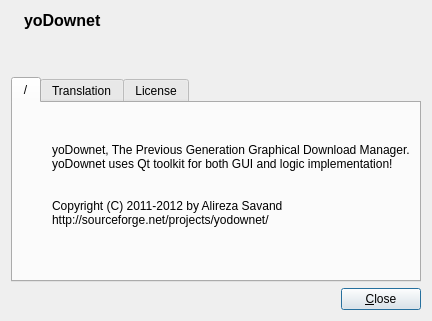
First picture: the form in ui/dialog/aboutdialog.ui, repository Alir3z4/yoDownet, before the edit.
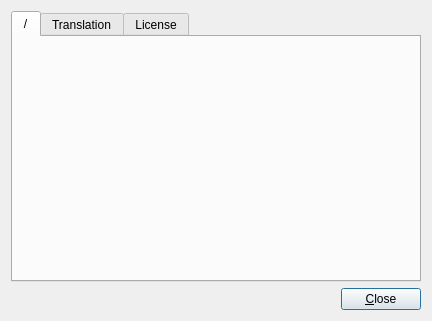
Second picture: the form after the edit. Icons and pictures are not drawn.

Commit message:
that dummy yoDownet icon, version..,
Removed from the top of the about dialog
And also description stuff removed from the ui to source file.

Patch:
```diff
--- a/ui/dialog/aboutdialog.ui
+++ b/ui/dialog/aboutdialog.ui
@@ -18,77 +18,7 @@
     <normaloff>:/icons/images/yoDownet_64.svg</normaloff>:/icons/images/yoDownet_64.svg</iconset>
   </property>
   <layout class="QGridLayout" name="AboutDialogGridLayout">
-   <item row="0" column="0">
-    <layout class="QHBoxLayout" name="horizontalLayout">
-     <item>
-      <widget class="QLabel" name="pixmapLabel">
-       <property name="text">
-        <string/>
-       </property>
-       <property name="pixmap">
-        <pixmap resource="../resource/icons.qrc">:/icons/images/yoDownet_64.svg</pixmap>
-       </property>
-      </widget>
-     </item>
-     <item>
-      <layout class="QVBoxLayout" name="verticalLayout">
-       <item>
-        <widget class="QLabel" name="titleLabel">
-         <property name="font">
-          <font>
-           <pointsize>12</pointsize>
-           <weight>75</weight>
-           <italic>false</italic>
-           <bold>true</bold>
-           <strikeout>false</strikeout>
-           <stylestrategy>PreferDefault</stylestrategy>
-           <kerning>true</kerning>
-          </font>
-         </property>
-         <property name="text">
-          <string>yoDownet</string>
-         </property>
-        </widget>
-       </item>
-       <item>
-        <widget class="QLabel" name="versionLabel">
-         <property name="font">
-          <font>
-           <pointsize>10</pointsize>
-           <weight>75</weight>
-           <bold>true</bold>
-          </font>
-         </property>
-         <property name="text">
-          <string/>
-         </property>
-        </widget>
-       </item>
-       <item>
-        <widget class="QLabel" name="qtVersionLabel">
-         <property name="text">
-          <string/>
-         </property>
-        </widget>
-       </item>
-      </layout>
-     </item>
-    </layout>
-   </item>
-   <item row="0" column="1">
-    <spacer name="headerHpacer">
-     <property name="orientation">
-      <enum>Qt::Horizontal</enum>
-     </property>
-     <property name="sizeHint" stdset="0">
-      <size>
-       <width>411</width>
-       <height>20</height>
-      </size>
-     </property>
-    </spacer>
-   </item>
-   <item row="1" column="0" colspan="2">
+   <item row="0" column="0" colspan="2">
     <widget class="QTabWidget" name="tabWidget">
      <property name="tabPosition">
       <enum>QTabWidget::North</enum>
@@ -117,19 +47,16 @@
        <item row="0" column="1">
         <widget class="QLabel" name="label">
          <property name="text">
-          <string>yoDownet, The Previous Generation Graphical Download Manager.
-yoDownet uses Qt toolkit for both GUI and logic implementation!
-
-
-Copyright (C) 2011-2012 by Alireza Savand
-http://sourceforge.net/projects/yodownet/
-</string>
+          <string/>
          </property>
          <property name="textFormat">
-          <enum>Qt::PlainText</enum>
+          <enum>Qt::RichText</enum>
          </property>
          <property name="scaledContents">
-          <bool>false</bool>
+          <bool>true</bool>
+         </property>
+         <property name="alignment">
+          <set>Qt::AlignLeading|Qt::AlignLeft|Qt::AlignVCenter</set>
          </property>
          <property name="wordWrap">
           <bool>true</bool>
@@ -139,6 +66,19 @@
          </property>
         </widget>
        </item>
+       <item row="0" column="0">
+        <widget class="QLabel" name="pixmapRootTabLabel">
+         <property name="text">
+          <string/>
+         </property>
+         <property name="pixmap">
+          <pixmap resource="../../resource/icons.qrc">:/icons/images/yoDownet_64.svg</pixmap>
+         </property>
+         <property name="wordWrap">
+          <bool>false</bool>
+         </property>
+        </widget>
+       </item>
       </layout>
      </widget>
      <widget class="QWidget" name="translationTab">
```
Left out of the diff: 20 changed lines with no effect on the pictures. The commit also changes 1 other file.
